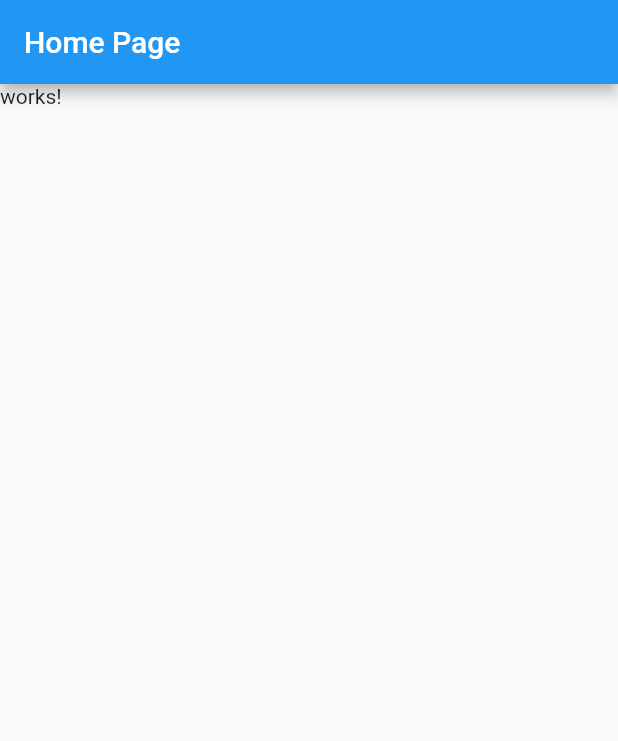
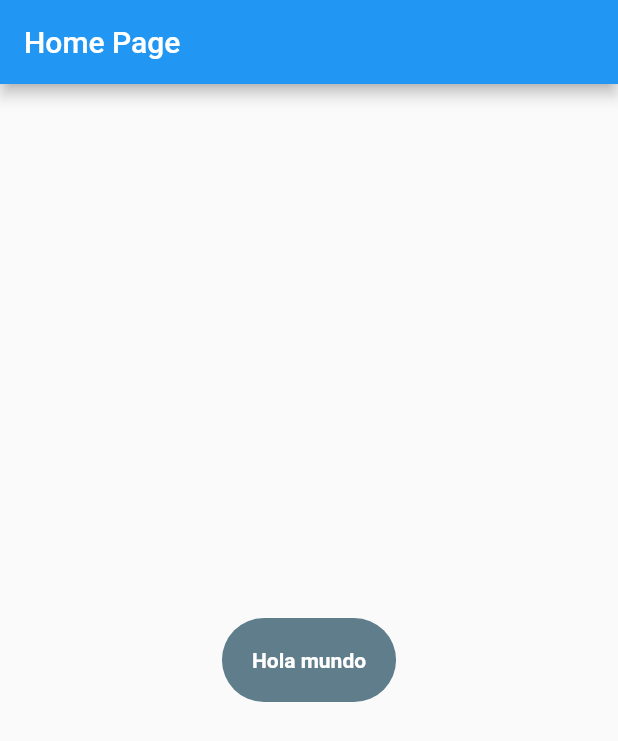
Before and after one commit to armandosalazar/flutter_getx, a Flutter app: the screen it shows after launch, on a phone screen of 412 x 824 dp. Shown: the top 741 px of the screen. Run offline on Flutter 3.47's test engine with Material 2 defaults, Android fonts, the phone set to English and light mode, and no system bars; our stand-ins replace get; Roboto replaces fonts that are missing (San).

Commit message:
Add GetBuilder to HomePage

```diff
--- a/lib/app/ui/pages/home/home_page.dart
+++ b/lib/app/ui/pages/home/home_page.dart
@@ -2,12 +2,39 @@ import 'package:flutter/material.dart';
 import 'package:flutter_getx/app/controller/home_controller.dart';
 import 'package:get/get.dart';
 
-class HomePage extends GetView<HomeController>{
+class HomePage extends GetView<HomeController> {
   @override
   Widget build(BuildContext context) {
     return Scaffold(
-      appBar: AppBar(title: Text('Home Page')),
-      body: SafeArea(child: Text('works!')),
+      appBar: AppBar(
+        title: Text('Home Page'),
+      ),
+      body: SafeArea(
+        // Para otorgar esta a nuestra aplicaciones existen tres formas, una de ellas es esta:
+        // Es un Widget que permite tener un estado y controllarlo desde el home controller
+        // Recordar siempre tipar el GetBuilder
+        child: GetBuilder<HomeController>(
+          builder: (controller) {
+            // El center centra horizontal y verticalmente el widget
+            return Center(
+              child: Container(
+                decoration: BoxDecoration(
+                  color: Colors.blueGrey,
+                  borderRadius: BorderRadius.circular(30.0),
+                ),
+                padding: EdgeInsets.all(20.0),
+                child: Text(
+                  'Hola mundo',
+                  style: TextStyle(
+                    fontWeight: FontWeight.bold,
+                    color: Colors.white,
+                  ),
+                ),
+              ),
+            );
+          },
+        ),
+      ),
     );
   }
 }
```
Also changed, not shown: 1 other file.
